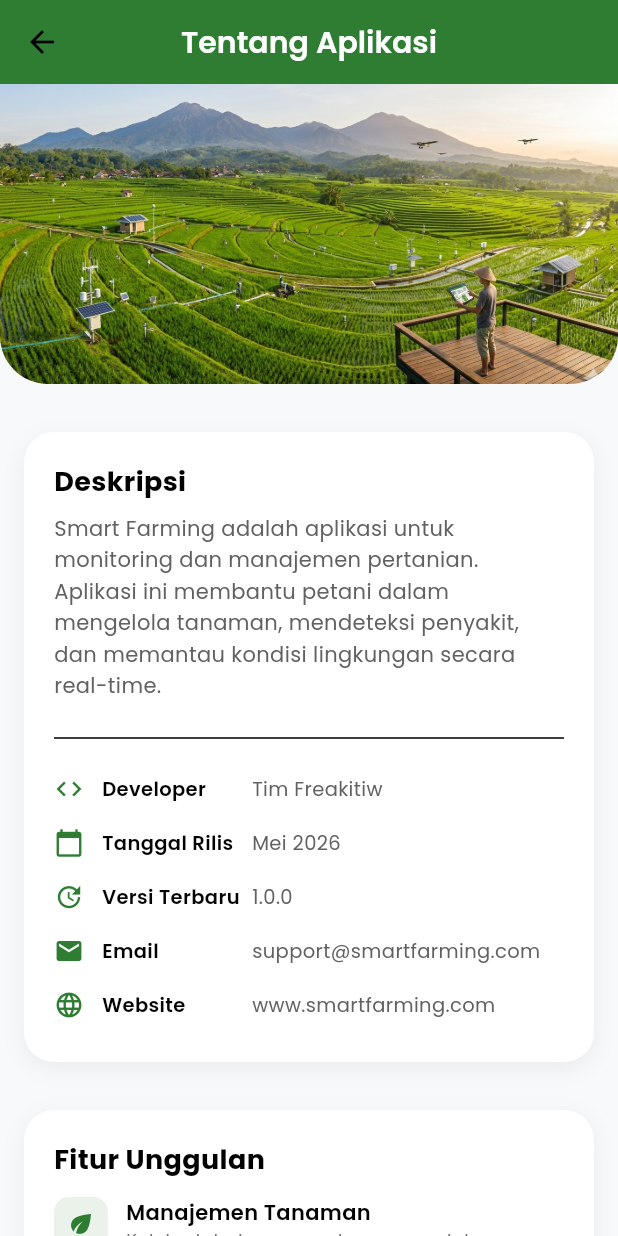
After one commit to ridhofatahilahjoeda-tech/smartfarming_monitoringtanaman, a Flutter app: the ProfilScreen screen opened directly, after a tap on "Tentang Aplikasi", on a phone screen of 412 x 824 dp. The commit adds this screen. Run offline on Flutter 3.47's test engine with Material 3 defaults, Android fonts, the phone set to English and light mode, and no system bars; our stand-ins replace fl_chart, image_picker, share_plus, shared_preferences; accounts and stored records are empty.

Commit message:
Update bagian profil yaitu menambahkan fitur tentang aplikasi dari rangga nur alam saputra

```diff
--- a/lib/screens/profil_screen.dart
+++ b/lib/screens/profil_screen.dart
@@ -6,6 +6,7 @@ import '../themes/app_theme.dart';
 import 'login_screen.dart';
 import 'edit_profil_screen.dart';
 import 'bantuan_screen.dart';
+import 'tentang_screen.dart';
 
 class ProfilScreen extends StatefulWidget {
   const ProfilScreen({super.key});
@@ -424,7 +425,7 @@ class _ProfilScreenState extends State<ProfilScreen> {
                     },
                   ),
 
-                  // Menu Bantuan - SEKARANG BERFUNGSI (navigasi ke halaman bantuan)
+                  // Menu Bantuan
                   _buildMenuTile(
                     icon: Icons.help_outline,
                     title: 'Bantuan',
@@ -435,6 +436,22 @@ class _ProfilScreenState extends State<ProfilScreen> {
                         context,
                         MaterialPageRoute(
                           builder: (context) => const BantuanScreen(),
+                        ),
+                      );
+                    },
+                  ),
+
+                  // ==================== MENU TENTANG APLIKASI ====================
+                  _buildMenuTile(
+                    icon: Icons.info_outline,
+                    title: 'Tentang Aplikasi',
+                    subtitle: 'Versi 1.0.0 | Info aplikasi',
+                    color: Colors.deepPurple,
+                    onTap: () {
+                      Navigator.push(
+                        context,
+                        MaterialPageRoute(
+                          builder: (context) => const TentangScreen(),
                         ),
                       );
                     },
--- /dev/null
+++ b/lib/screens/tentang_screen.dart
@@ -0,0 +1,217 @@
+import 'package:flutter/material.dart';
+import '../themes/app_theme.dart';
+
+class TentangScreen extends StatelessWidget {
+  const TentangScreen({super.key});
+
+  @override
+  Widget build(BuildContext context) {
+    return Scaffold(
+      backgroundColor: AppTheme.backgroundColor,
+      appBar: AppBar(
+        title: const Text('Tentang Aplikasi'),
+        backgroundColor: AppTheme.primaryGreen,
+        elevation: 0,
+        centerTitle: true,
+      ),
+      body: SingleChildScrollView(
+        child: Column(
+          children: [
+            // Header
+            ClipRRect(
+              borderRadius: const BorderRadius.only(
+                bottomLeft: Radius.circular(32),
+                bottomRight: Radius.circular(32),
+              ),
+              child: Image.asset(
+                'assets/images/tentang_aplikasi.png',
+                width: double.infinity,
+                height: 200,
+                fit: BoxFit.cover,
+                errorBuilder: (context, error, stackTrace) {
+                  return Container(
+                    width: double.infinity,
+                    height: 200,
+                    decoration: BoxDecoration(
+                      gradient: LinearGradient(
+                        begin: Alignment.topLeft,
+                        end: Alignment.bottomRight,
+                        colors: [
+                          AppTheme.primaryGreen,
+                          AppTheme.secondaryGreen,
+                        ],
+                      ),
+                    ),
+                    child: const Center(
+                      child: Icon(
+                        Icons.eco,
+                        size: 60,
+                        color: Colors.white,
+                      ),
+                    ),
+                  );
+                },
+              ),
+            ),
+
+            const SizedBox(height: 16),
+
+            // Informasi Aplikasi
+            Container(
+              margin: const EdgeInsets.all(16),
+              padding: const EdgeInsets.all(20),
+              decoration: BoxDecoration(
+                color: Colors.white,
+                borderRadius: BorderRadius.circular(20),
+                boxShadow: AppTheme.defaultShadow,
+              ),
+              child: Column(
+                crossAxisAlignment: CrossAxisAlignment.start,
+                children: [
+                  const Text(
+                    'Deskripsi',
+                    style: TextStyle(
+                      fontSize: 18,
+                      fontWeight: FontWeight.bold,
+                    ),
+                  ),
+                  const SizedBox(height: 8),
+                  Text(
+                    'Smart Farming adalah aplikasi untuk monitoring dan manajemen pertanian. Aplikasi ini membantu petani dalam mengelola tanaman, mendeteksi penyakit, dan memantau kondisi lingkungan secara real-time.',
+                    style: TextStyle(
+                      fontSize: 14,
+                      height: 1.5,
+                      color: Colors.grey[700],
+                    ),
+                  ),
+                  const SizedBox(height: 16),
+                  const Divider(),
+                  const SizedBox(height: 8),
+                  _buildInfoRow(Icons.code, 'Developer', 'Tim Freakitiw'),
+                  _buildInfoRow(Icons.calendar_today, 'Tanggal Rilis', 'Mei 2026'),
+                  _buildInfoRow(Icons.update, 'Versi Terbaru', '1.0.0'),
+                  _buildInfoRow(Icons.email, 'Email', 'support@smartfarming.com'),
+                  _buildInfoRow(Icons.language, 'Website', 'www.smartfarming.com'),
+                ],
+              ),
+            ),
+
+            // Fitur Aplikasi
+            Container(
+              margin: const EdgeInsets.all(16),
+              padding: const EdgeInsets.all(20),
+              decoration: BoxDecoration(
+                color: Colors.white,
+                borderRadius: BorderRadius.circular(20),
+                boxShadow: AppTheme.defaultShadow,
+              ),
+              child: Column(
+                crossAxisAlignment: CrossAxisAlignment.start,
+                children: [
+                  const Text(
+                    'Fitur Unggulan',
+                    style: TextStyle(
+                      fontSize: 18,
+                      fontWeight: FontWeight.bold,
+                    ),
+                  ),
+                  const SizedBox(height: 12),
+                  _buildFeatureItem(Icons.eco, 'Manajemen Tanaman', 'Kelola data tanaman dengan mudah'),
+                  _buildFeatureItem(Icons.qr_code_scanner, 'Deteksi Penyakit', 'Scan daun untuk deteksi penyakit'),
+                  _buildFeatureItem(Icons.sensors, 'Monitoring IoT', 'Pantau kondisi lingkungan real-time'),
+                  _buildFeatureItem(Icons.analytics, 'Analisis & Laporan', 'Statistik dan rekomendasi cerdas'),
+                  _buildFeatureItem(Icons.notifications, 'Notifikasi', 'Pengingat perawatan tanaman'),
+                ],
+              ),
+            ),
+
+            // Hak Cipta
+            Padding(
+              padding: const EdgeInsets.all(16),
+              child: Text(
+                '© 2026 Smart Farming. All rights reserved.',
+                style: TextStyle(
+                  fontSize: 12,
+                  color: Colors.grey[500],
+                ),
+              ),
+            ),
+            const SizedBox(height: 16),
+          ],
+        ),
+      ),
+    );
+  }
+
+  Widget _buildInfoRow(IconData icon, String label, String value) {
+    return Padding(
+      padding: const EdgeInsets.symmetric(vertical: 8),
+      child: Row(
+        children: [
+          Icon(icon, size: 20, color: AppTheme.primaryGreen),
+          const SizedBox(width: 12),
+          SizedBox(
+            width: 100,
+            child: Text(
+              label,
+              style: const TextStyle(
+                fontWeight: FontWeight.w600,
+                fontSize: 13,
+              ),
+            ),
+          ),
+          Expanded(
+            child: Text(
+              value,
+              style: TextStyle(
+                fontSize: 13,
+                color: Colors.grey[700],
+              ),
+            ),
+          ),
+        ],
+      ),
+    );
+  }
+
+  Widget _buildFeatureItem(IconData icon, String title, String description) {
+    return Padding(
+      padding: const EdgeInsets.only(bottom: 12),
+      child: Row(
+        crossAxisAlignment: CrossAxisAlignment.start,
+        children: [
+          Container(
+            padding: const EdgeInsets.all(8),
+            decoration: BoxDecoration(
+              color: AppTheme.primaryGreen.withOpacity(0.1),
+              borderRadius: BorderRadius.circular(10),
+            ),
+            child: Icon(icon, size: 20, color: AppTheme.primaryGreen),
+          ),
+          const SizedBox(width: 12),
+          Expanded(
+            child: Column(
+              crossAxisAlignment: CrossAxisAlignment.start,
+              children: [
+                Text(
+                  title,
+                  style: const TextStyle(
+                    fontWeight: FontWeight.w600,
+                    fontSize: 14,
+                  ),
+                ),
+                Text(
+                  description,
+                  style: TextStyle(
+                    fontSize: 12,
+                    color: Colors.grey[600],
+                  ),
+                ),
+              ],
+            ),
+          ),
+        ],
+      ),
+    );
+  }
+}
```
Also changed, not shown: assets/images/tentang_aplikasi.png (added).
